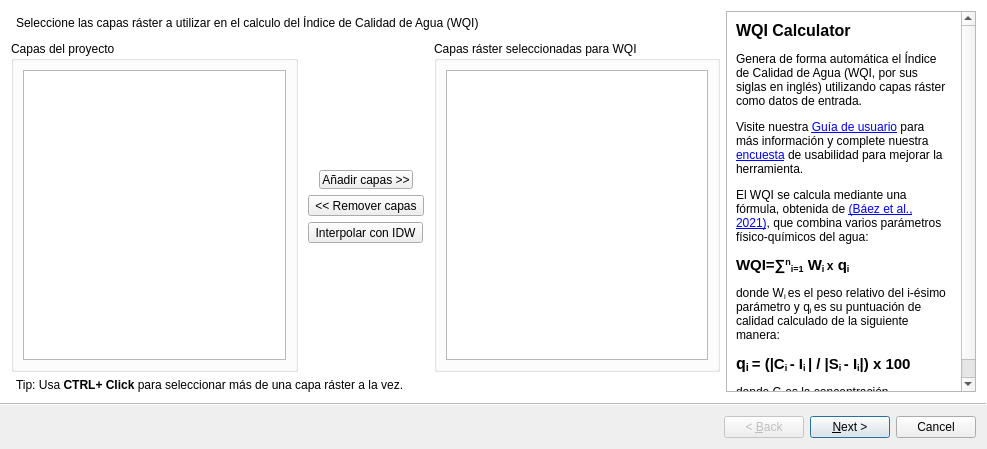
Above: wqi_calculator_wizard_base.ui from marcelomolas/wqi_calculator before the change. Below: the same form after it.
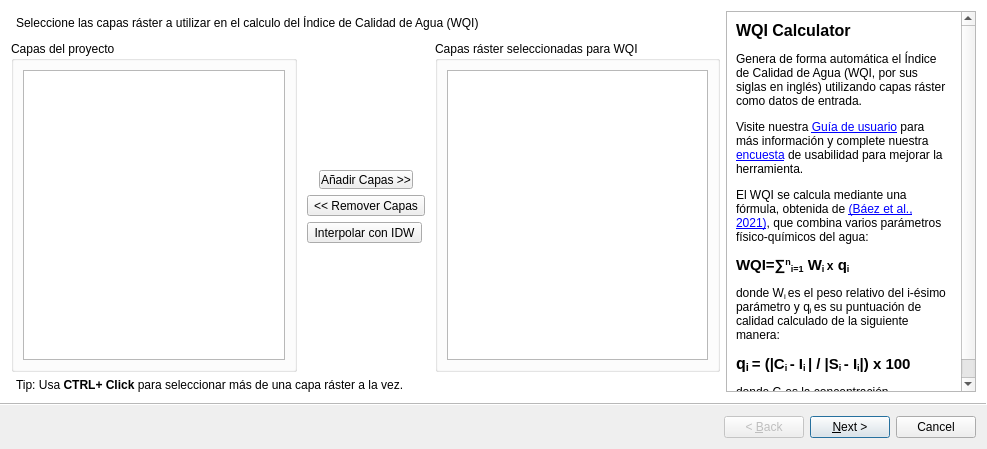
That is the form after the change. Custom widgets are drawn as their Qt base class.

What changed in the file:
```diff
--- a/wqi_calculator_wizard_base.ui
+++ b/wqi_calculator_wizard_base.ui
@@ -125,7 +125,7 @@
               </size>
              </property>
              <property name="text">
-              <string>Añadir capas &gt;&gt;</string>
+              <string>Añadir Capas &gt;&gt;</string>
              </property>
              <property name="toolButtonStyle">
               <enum>Qt::ToolButtonTextOnly</enum>
@@ -144,7 +144,7 @@
               </size>
              </property>
              <property name="text">
-              <string>&lt;&lt; Remover capas</string>
+              <string>&lt;&lt; Remover Capas</string>
              </property>
              <property name="toolButtonStyle">
               <enum>Qt::ToolButtonTextOnly</enum>
```
Left out of the diff: 6 changed lines with no effect on the pictures.
